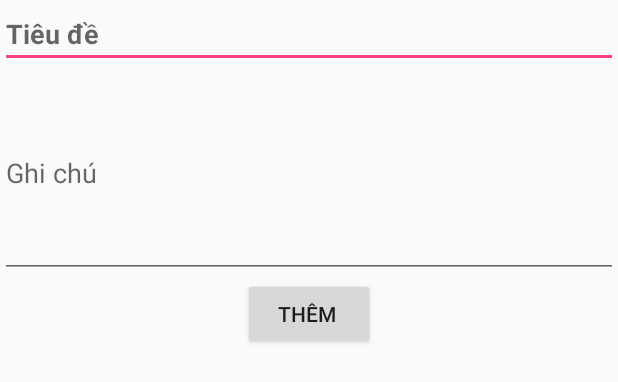
After one commit to guiltygearxx/Application_Logs, an Android app: the layout layout_note_text.xml on its own in the app's theme, with its tools: preview values and no code run, on a phone screen of 412 x 824 dp. The commit adds this screen. Shown: the top 382 px of the screen. Run offline under Robolectric (Android 15) with nearby library versions, the phone set to English and light mode, and no system bars.

Commit message:
# Thêm setting và button thêm mới trên UI

```diff
--- /dev/null
+++ b/app/src/main/res/layout/layout_note_text.xml
@@ -0,0 +1,43 @@
+<?xml version="1.0" encoding="utf-8"?>
+<RelativeLayout xmlns:android="http://schemas.android.com/apk/res/android"
+    android:layout_width="match_parent"
+    android:layout_height="wrap_content"
+    android:orientation="vertical">
+
+    <LinearLayout
+        android:layout_width="match_parent"
+        android:layout_height="wrap_content"
+        android:orientation="vertical">
+
+        <EditText
+            android:id="@+id/ed_title"
+            android:layout_width="match_parent"
+            android:layout_height="wrap_content"
+            android:layout_weight="1"
+            android:ems="10"
+            android:hint="Tiêu đề"
+            android:inputType="textPersonName"
+            android:textSize="18sp"
+            android:textStyle="bold" />
+
+        <EditText
+            android:id="@+id/ed_content"
+            android:layout_width="match_parent"
+            android:layout_height="140dp"
+            android:layout_weight="1"
+            android:ems="10"
+            android:hint="Ghi chú"
+            android:inputType="textMultiLine|textPersonName" />
+
+        <Button
+            android:id="@+id/btn_add"
+            android:layout_width="wrap_content"
+            android:layout_height="wrap_content"
+            android:layout_alignParentStart="true"
+            android:layout_alignParentTop="true"
+            android:layout_gravity="center"
+            android:layout_weight="1"
+            android:text="Thêm " />
+    </LinearLayout>
+
+</RelativeLayout>
--- a/app/src/main/res/values/strings.xml
+++ b/app/src/main/res/values/strings.xml
@@ -1,3 +1,5 @@
 <resources>
     <string name="app_name">Application_GhiNhatKy</string>
+    <string name="add_logs">Add logs</string>
+    <string name="action_settings">Add logs</string>
 </resources>
```
Also changed, not shown: app/src/main/java/androidapp/focus/hoangnam/application_ghinhatky/MainActivity.java (+31 -0 lines), app/src/main/res/layout/activity_main.xml (+10 -8 lines), app/src/main/res/menu/menu.xml (added, +16 -0 lines), app/src/main/ic_launcher-web.png (added), app/src/main/res/drawable-hdpi/plus.png (added), app/src/main/res/drawable-mdpi/plus.png (added), app/src/main/res/drawable-xhdpi/plus.png (added), app/src/main/res/drawable-xxhdpi/plus.png (added), app/src/main/res/drawable-xxxhdpi/plus.png (added), app/src/main/res/mipmap-hdpi/ic_launcher.png, app/src/main/res/mipmap-mdpi/ic_launcher.png, app/src/main/res/mipmap-xhdpi/ic_launcher.png, app/src/main/res/mipmap-xxhdpi/ic_launcher.png, app/src/main/res/mipmap-xxxhdpi/ic_launcher.png.
